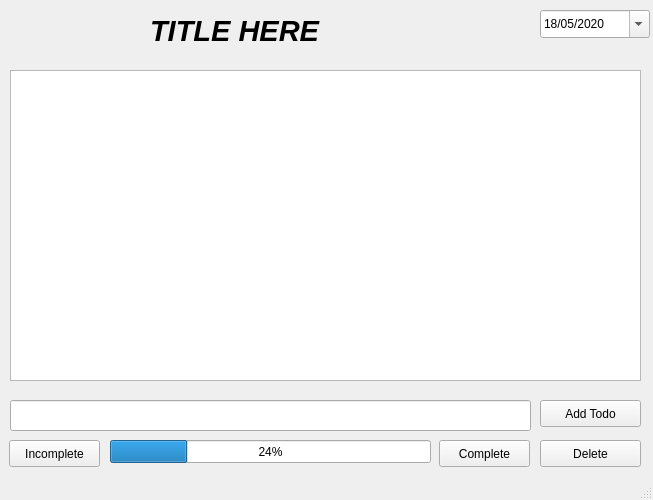
This is Scripts/Miscellaneous/PyOrganiser/media/mainwindow.ui in Python-World/Python_and_the_Web as Qt 5 draws it before an edit. The edited form follows.
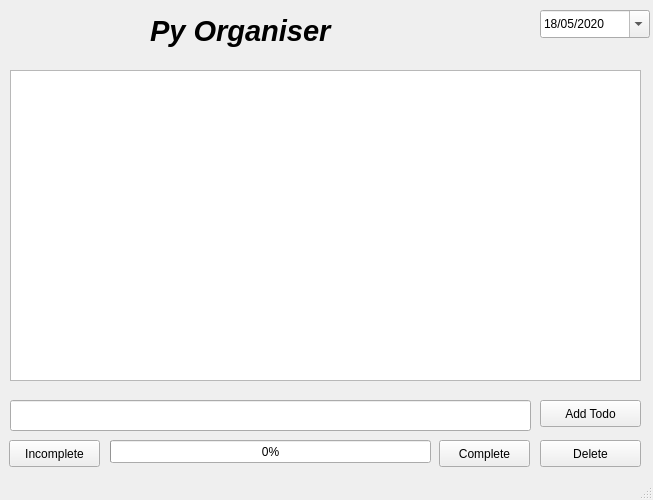
This is the edited form. Icons and pictures are not drawn.

What changed in the file:
```diff
--- a/Scripts/Miscellaneous/PyOrganiser/media/mainwindow.ui
+++ b/Scripts/Miscellaneous/PyOrganiser/media/mainwindow.ui
@@ -100,7 +100,7 @@
      </rect>
     </property>
     <property name="value">
-     <number>24</number>
+     <number>0</number>
     </property>
    </widget>
    <widget class="QLabel" name="label">
@@ -124,7 +124,7 @@
      <enum>Qt::LeftToRight</enum>
     </property>
     <property name="text">
-     <string>TITLE HERE</string>
+     <string>Py Organiser</string>
     </property>
    </widget>
    <widget class="QPushButton" name="deleteButton">
```
Left out of the diff: 2 changed lines with no effect on the pictures.
